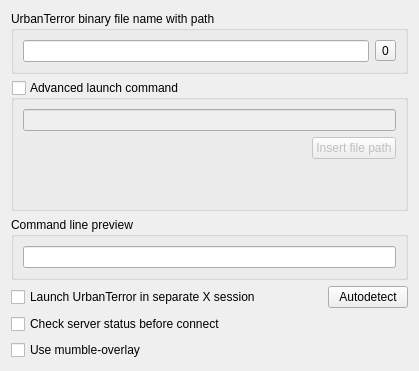
Qt form src/setting_forms/launch_settings_form.ui (navrocky/urtconnector) before a commit.
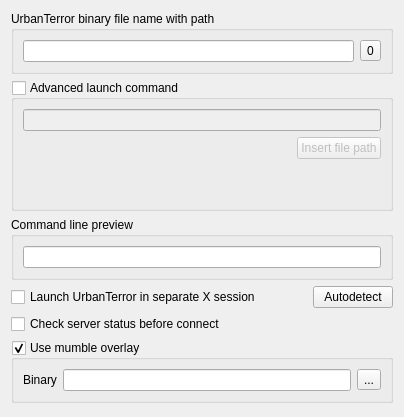
The same form after that commit. Icons and pictures are not drawn.

Commit message: Mumble overlay option fixed

The edit to the form file:
```diff
--- a/src/setting_forms/launch_settings_form.ui
+++ b/src/setting_forms/launch_settings_form.ui
@@ -6,8 +6,8 @@
    <rect>
     <x>0</x>
     <y>0</y>
-    <width>419</width>
-    <height>350</height>
+    <width>404</width>
+    <height>417</height>
    </rect>
   </property>
   <property name="windowTitle">
@@ -178,10 +178,40 @@
     </widget>
    </item>
    <item>
-    <widget class="QCheckBox" name="mumble_overlay_check">
-     <property name="text">
-      <string>Use mumble-overlay</string>
+    <widget class="QGroupBox" name="mumble_overlay_group">
+     <property name="title">
+      <string>Use mumble overlay</string>
      </property>
+     <property name="checkable">
+      <bool>true</bool>
+     </property>
+     <layout class="QFormLayout" name="formLayout">
+      <item row="0" column="0">
+       <widget class="QLabel" name="label">
+        <property name="text">
+         <string>Binary</string>
+        </property>
+       </widget>
+      </item>
+      <item row="0" column="1">
+       <layout class="QHBoxLayout" name="horizontalLayout_5">
+        <item>
+         <widget class="QLineEdit" name="mumble_bin_edit"/>
+        </item>
+        <item>
+         <widget class="QToolButton" name="select_mumble_bin_button">
+          <property name="text">
+           <string>...</string>
+          </property>
+          <property name="icon">
+           <iconset resource="../images.qrc">
+            <normaloff>:/icons/icons/choose-file.png</normaloff>:/icons/icons/choose-file.png</iconset>
+          </property>
+         </widget>
+        </item>
+       </layout>
+      </item>
+     </layout>
     </widget>
    </item>
    <item>
```
The commit also changes 8 other files.
